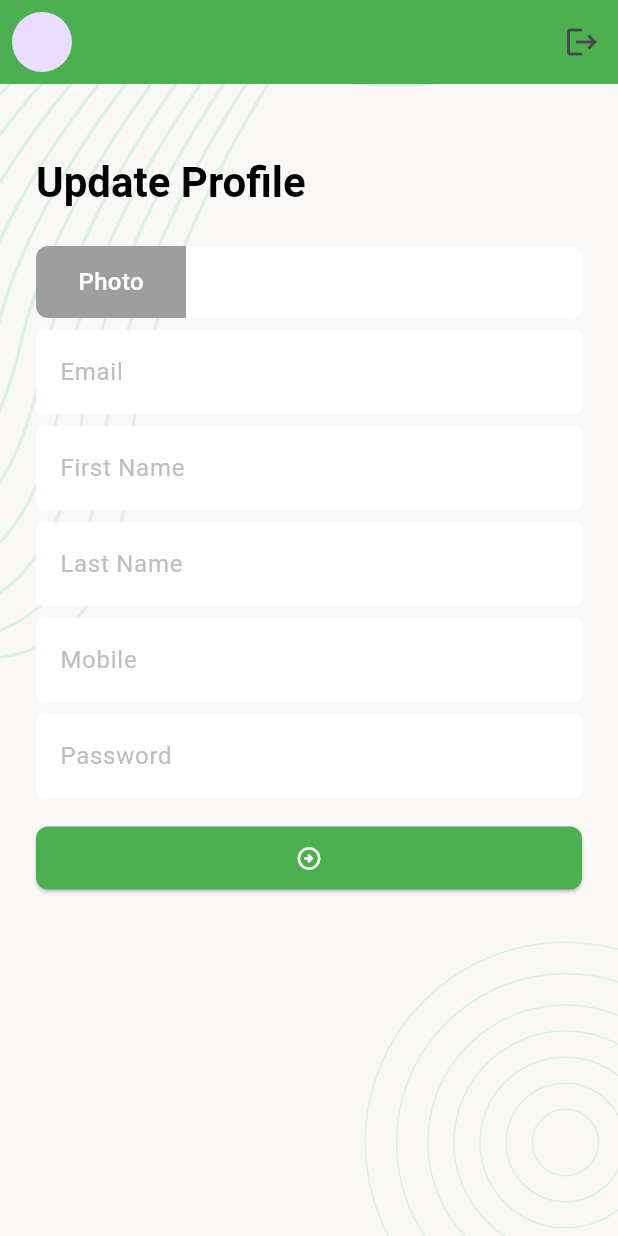
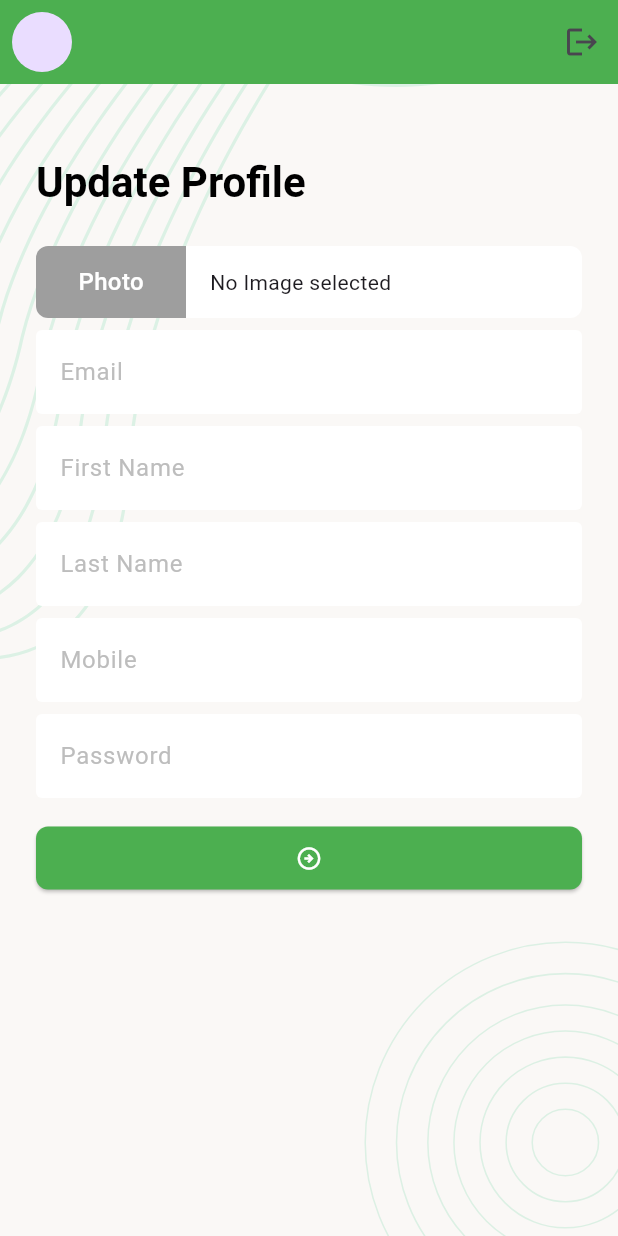
Before and after one commit to mktamal/task_manager, a Flutter app: the UpdateProfileScreen screen opened directly, on a phone screen of 412 x 824 dp. Run offline on Flutter 3.47's test engine with Material 3 defaults, Android fonts, the phone set to English and light mode, and no system bars; our stand-ins replace cached_network_image, flutter_svg, image_picker, pin_code_fields, shared_preferences; accounts and stored records are empty.

Commit message:
-- profile update, use image picker to picture upload and show -- mod 17, cls 3

```diff
--- a/lib/data/network_caller/network_caller.dart
+++ b/lib/data/network_caller/network_caller.dart
@@ -1,6 +1,5 @@
 import 'dart:convert';
 
-import 'package:flutter/cupertino.dart';
 import 'package:flutter/material.dart';
 import 'package:http/http.dart';
 import 'package:task_manager/app.dart';
--- a/lib/data/utilities/urls.dart
+++ b/lib/data/utilities/urls.dart
@@ -9,6 +9,7 @@ class Urls {
   static const String taskStatusCount = '$_baseUrl/taskStatusCount';
 
   static String deleteTask(String id) => '$_baseUrl/deleteTask/$id';
+  static String updateProfile = '$_baseUrl/profileUpdate';
 
   static String updateTaskStatus(String id, String status) =>
       '$_baseUrl/updateTaskStatus/$id/$status';
--- a/lib/ui/screens/update_profile_screen.dart
+++ b/lib/ui/screens/update_profile_screen.dart
@@ -1,6 +1,18 @@
+import 'dart:async';
+import 'dart:convert';
+import 'dart:io';
+
 import 'package:flutter/material.dart';
+import 'package:image_picker/image_picker.dart';
+import 'package:task_manager/data/models/network_response.dart';
+import 'package:task_manager/data/models/user_model.dart';
+import 'package:task_manager/data/network_caller/network_caller.dart';
+import 'package:task_manager/data/utilities/urls.dart';
+import 'package:task_manager/ui/controllers/auth_controller.dart';
 import 'package:task_manager/ui/widgets/background_widget.dart';
+import 'package:task_manager/ui/widgets/centered_progress_indicator.dart';
 import 'package:task_manager/ui/widgets/profile_app_bar.dart';
+import 'package:task_manager/ui/widgets/snack_bar_message.dart';
 
 class UpdateProfileScreen extends StatefulWidget {
   const UpdateProfileScreen({super.key});
@@ -10,13 +22,24 @@ class UpdateProfileScreen extends StatefulWidget {
 }
 
 class _UpdateProfileScreenState extends State<UpdateProfileScreen> {
-  final TextEditingController _emailTEController= TextEditingController();
-  final TextEditingController _firstNameTEController= TextEditingController();
-  final TextEditingController _lastNameTEController= TextEditingController();
-  final TextEditingController _mobileTEController= TextEditingController();
-  final TextEditingController _passwordTEController= TextEditingController();
+  final TextEditingController _emailTEController = TextEditingController();
+  final TextEditingController _firstNameTEController = TextEditingController();
+  final TextEditingController _lastNameTEController = TextEditingController();
+  final TextEditingController _mobileTEController = TextEditingController();
+  final TextEditingController _passwordTEController = TextEditingController();
   final GlobalKey<FormState> _formKey = GlobalKey<FormState>();
+  XFile? _selectedImage;
+  bool _updateProfileInProgress = false;
 
+  @override
+  void initState() {
+    super.initState();
+    final userData = AuthController.userData!;
+    _emailTEController.text = userData.email ?? '';
+    _firstNameTEController.text = userData.firstName ?? '';
+    _lastNameTEController.text = userData.lastName ?? '';
+    _mobileTEController.text = userData.mobile ?? '';
+  }
 
   @override
   Widget build(BuildContext context) {
@@ -32,7 +55,10 @@ class _UpdateProfileScreenState extends State<UpdateProfileScreen> {
                 crossAxisAlignment: CrossAxisAlignment.start,
                 children: [
                   const SizedBox(height: 48),
-                  Text('Update Profile', style: Theme.of(context).textTheme.titleLarge,),
+                  Text(
+                    'Update Profile',
+                    style: Theme.of(context).textTheme.titleLarge,
+                  ),
                   const SizedBox(height: 24),
                   _buildPhotoPickerWidget(),
                   const SizedBox(height: 8),
@@ -42,6 +68,7 @@ class _UpdateProfileScreenState extends State<UpdateProfileScreen> {
                     decoration: const InputDecoration(
                       hintText: 'Email',
                     ),
+                    enabled: false,
                   ),
                   const SizedBox(height: 8),
                   TextFormField(
@@ -73,9 +100,13 @@ class _UpdateProfileScreenState extends State<UpdateProfileScreen> {
                     ),
                   ),
                   const SizedBox(height: 16),
-                  ElevatedButton(
-                    onPressed: () {},
+                  Visibility(
+                    visible: _updateProfileInProgress == false,
+                    replacement: const CenteredProgressIndicator(),
+                    child: ElevatedButton(
+                      onPressed: _updateProfile,
                       child: const Icon(Icons.arrow_circle_right_outlined),
+                    ),
                   ),
                   const SizedBox(height: 16),
                 ],
@@ -87,8 +118,65 @@ class _UpdateProfileScreenState extends State<UpdateProfileScreen> {
     );
   }
 
+  Future<void> _updateProfile() async{
+    _updateProfileInProgress = true;
+    String encodedPhoto = AuthController.userData?.photo??'';
+
+    if(mounted){
+      setState(() {});
+    }
+
+    Map<String, dynamic> requestBody={
+      "email":_emailTEController.text,
+      "firstName":_firstNameTEController.text.trim(),
+      "lastName":_lastNameTEController.text.trim(),
+      "mobile":_mobileTEController.text.trim(),
+    };
+
+    if(_passwordTEController.text.isNotEmpty){
+      requestBody['password'] = _passwordTEController.text;
+    }
+    if(_selectedImage!=null){
+      File file = File(_selectedImage!.path);
+      encodedPhoto = base64Encode(file.readAsBytesSync());
+      requestBody['photo'] = encodedPhoto;
+    }
+
+    final NetworkResponse response =
+        await NetworkCaller.postRequest(Urls.updateProfile,body: requestBody);
+
+    if(response.isSuccess && response.responseData['status']=='success'){
+      UserModel userModel = UserModel(
+        email: _emailTEController.text,
+        photo: encodedPhoto,
+        firstName: _firstNameTEController.text.trim(),
+        lastName: _lastNameTEController.text.trim(),
+        mobile: _mobileTEController.text.trim(),
+      );
+
+      await AuthController.saveUserData(userModel);
+      if (mounted) {
+        showSnackBarMessage(context, 'Profile updated!');
+      }
+    }
+    else{
+      if(mounted){
+        showSnackBarMessage(context,
+            response.errorMessage ?? 'Profile update failed. Try again.');
+      }
+    }
+
+    _updateProfileInProgress = false;
+    if(mounted){
+      setState(() {});
+    }
+
+  }
+
   Widget _buildPhotoPickerWidget() {
-    return Container(
+    return GestureDetector(
+      onTap: _pickProfileImage,
+      child: Container(
         width: double.maxFinite,
         height: 48,
         decoration: BoxDecoration(
@@ -96,7 +184,9 @@ class _UpdateProfileScreenState extends State<UpdateProfileScreen> {
           color: Colors.white,
         ),
         alignment: Alignment.centerLeft,
-              child: Container(
+        child: Row(
+          children: [
+            Container(
               width: 100,
               height: 48,
               decoration: const BoxDecoration(
@@ -115,6 +205,31 @@ class _UpdateProfileScreenState extends State<UpdateProfileScreen> {
                     fontSize: 16),
               ),
             ),
+            const SizedBox(width: 16),
+            Expanded(
+              child: Text(
+                _selectedImage?.name ?? 'No Image selected',
+                maxLines: 1,
+                style: const TextStyle(overflow: TextOverflow.ellipsis),
+              ),
+            )
+          ],
+        ),
+      ),
     );
   }
+
+  Future<void> _pickProfileImage() async {
+    final imagePicker = ImagePicker();
+    final XFile? result = await imagePicker.pickImage(
+      source: ImageSource.camera,
+    );
+
+    if (result != null) {
+      _selectedImage = result;
+      if (mounted) {
+        setState(() {});
       }
+    }
+  }
+}
--- a/lib/ui/widgets/profile_app_bar.dart
+++ b/lib/ui/widgets/profile_app_bar.dart
@@ -1,3 +1,5 @@
+import 'dart:convert';
+
 import 'package:flutter/material.dart';
 import 'package:task_manager/ui/controllers/auth_controller.dart';
 import 'package:task_manager/ui/screens/auth/sign_in_screen.dart';
@@ -19,9 +21,14 @@ AppBar profileAppBar(context, [bool fromUpdateProfile = false]) {
           ),
         );
       },
-      child: const Padding(
-        padding: EdgeInsets.all(8.0),
-        child: CircleAvatar(),
+      child: Padding(
+        padding: const EdgeInsets.all(8.0),
+        child: CircleAvatar(
+          child: ClipRRect(
+              borderRadius: BorderRadius.circular(50),
+              child: Image.memory(
+                  base64Decode(AuthController.userData?.photo ?? ''))),
+        ),
       ),
     ),
     title: GestureDetector(
@@ -60,7 +67,6 @@ AppBar profileAppBar(context, [bool fromUpdateProfile = false]) {
     actions: [
       IconButton(
         onPressed: () async {
-
           await AuthController.clearAllData();
 
           Navigator.pushAndRemoveUntil(
--- a/pubspec.yaml
+++ b/pubspec.yaml
@@ -17,6 +17,7 @@ dependencies:
   cached_network_image: ^3.3.1
   http: ^1.2.0
   shared_preferences: ^2.2.3
+  image_picker: ^1.1.2
 
 dev_dependencies:
   flutter_test:
```
Also changed, not shown: pubspec.lock, 3 other files. Lines whose indentation alone changed are shown as unchanged.
